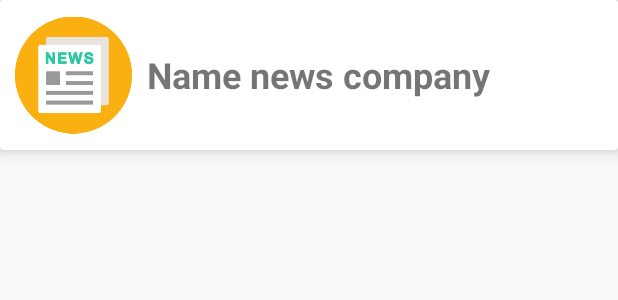
After one commit to antiphysic/RussianNewsApp, an Android app: the layout layout_source_item.xml on its own in the app's theme, with its tools: preview values and no code run, on a phone screen of 412 x 824 dp. The commit adds this screen. Shown: the top 300 px of the screen. Run offline under Robolectric (Android 15) with nearby library versions, the phone set to English and light mode, and no system bars.

Commit message:
Create cardview xml

```diff
--- a/app/src/main/res/layout/activity_main.xml
+++ b/app/src/main/res/layout/activity_main.xml
@@ -6,13 +6,11 @@
     android:layout_height="match_parent"
     tools:context=".MainActivity">
 
-    <TextView
-        android:layout_width="wrap_content"
-        android:layout_height="wrap_content"
-        android:text="Hello World!"
-        app:layout_constraintBottom_toBottomOf="parent"
-        app:layout_constraintLeft_toLeftOf="parent"
-        app:layout_constraintRight_toRightOf="parent"
-        app:layout_constraintTop_toTopOf="parent" />
+    <androidx.recyclerview.widget.RecyclerView
+        android:id="@+id/recyclerview_source"
+        android:layout_width="match_parent"
+        android:layout_height="match_parent"
+        android:layout_margin="10dp"
+        />
 
 </androidx.constraintlayout.widget.ConstraintLayout>
--- /dev/null
+++ b/app/src/main/res/layout/layout_source_item.xml
@@ -0,0 +1,44 @@
+<?xml version="1.0" encoding="utf-8"?>
+<androidx.cardview.widget.CardView xmlns:android="http://schemas.android.com/apk/res/android"
+    xmlns:app="http://schemas.android.com/apk/res-auto"
+    xmlns:tools="http://schemas.android.com/tools"
+    android:orientation="vertical"
+    android:layout_width="match_parent"
+    android:layout_height="100dp"
+    app:layout_goneMarginLeft="8dp"
+    app:cardElevation="8dp"
+    tools:ignore="ExtraText">
+
+    <LinearLayout
+        android:orientation="horizontal"
+        android:layout_gravity="center"
+        android:weightSum="10"
+        android:layout_width="match_parent"
+        android:layout_height="wrap_content">
+
+        <ImageView
+            android:id="@+id/SourceNewsImage"
+            android:src="@drawable/imageNewsSourceItem"
+            android:layout_weight="2"
+            android:layout_width="0dp"
+            android:layout_marginStart="10dp"
+            android:layout_height="wrap_content"
+            android:contentDescription="@string/imageNews" />
+
+        <TextView
+            android:textSize="24sp"
+            android:textStyle="bold"
+            android:layout_weight="8"
+            android:layout_marginStart="10dp"
+            android:layout_gravity="center"
+            android:id="@+id/nameSourceNews"
+            android:text="@string/nameNewsCompany"
+            android:layout_width="0dp"
+            android:layout_height="wrap_content">
+
+
+        </TextView>
+
+    </LinearLayout>
+
+</androidx.cardview.widget.CardView>
--- a/app/src/main/res/values/strings.xml
+++ b/app/src/main/res/values/strings.xml
@@ -1,3 +1,5 @@
 <resources>
     <string name="app_name">RussianNewsApp</string>
+    <string name="nameNewsCompany">Name news company</string>
+    <string name="imageNews">SourceImageNews</string>
 </resources>
```
Also changed, not shown: app/src/main/ic_news_item_souce-web.png (added), app/src/main/res/drawable/imageNewsSourceItem.png (added).
